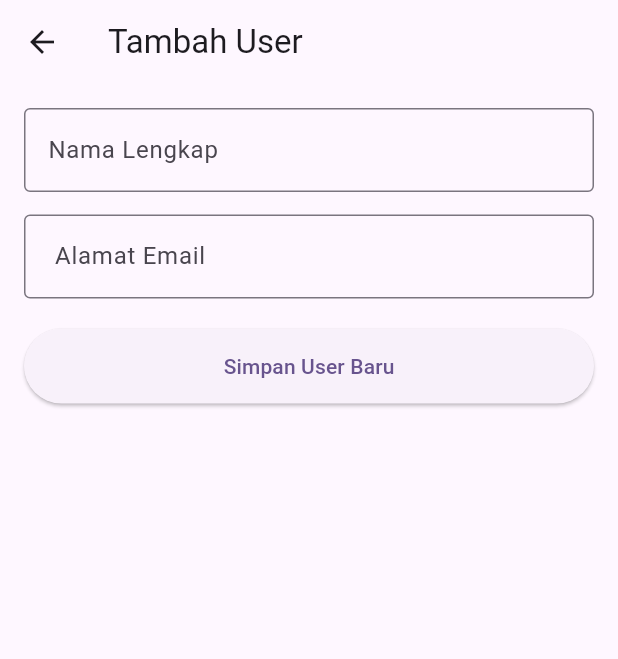
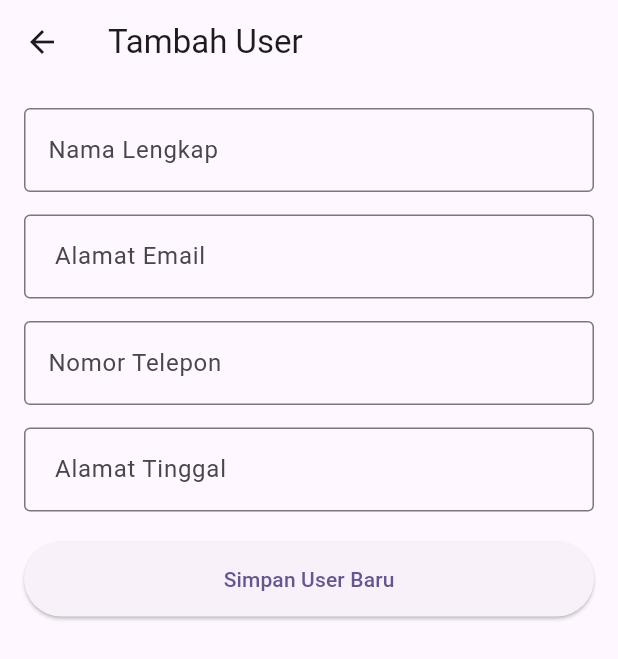
Before and after one commit to thekill022/Sqlite_0174, a Flutter app: the UserFormPage screen opened directly, on a phone screen of 412 x 824 dp. Shown: the top 659 px of the screen. Run offline on Flutter 3.47's test engine with Material 3 defaults, Android fonts, the phone set to English and light mode, and no system bars; our stand-ins replace flutter_bloc, sqflite; accounts and stored records are empty.

Commit message:
menambahkan field dan juga send data alamat dan nomor telepon

```diff
--- a/lib/pages/user_form.dart
+++ b/lib/pages/user_form.dart
@@ -16,6 +16,8 @@ class UserFormPage extends StatefulWidget {
 class _UserFormPageState extends State<UserFormPage> {
   final _nameController = TextEditingController();
   final _emailController = TextEditingController();
+  final _teleponController = TextEditingController();
+  final _alamatController = TextEditingController();
 
   @override
   void initState() {
@@ -23,6 +25,8 @@ class _UserFormPageState extends State<UserFormPage> {
     if (widget.user != null) {
       _nameController.text = widget.user!.name;
       _emailController.text = widget.user!.email;
+      _teleponController.text = widget.user!.email;
+      _alamatController.text = widget.user!.email;
     }
   }
 
@@ -51,6 +55,22 @@ class _UserFormPageState extends State<UserFormPage> {
                 border: OutlineInputBorder(),
               ),
             ),
+            SizedBox(height: 15),
+            TextField(
+              controller: _teleponController,
+              decoration: InputDecoration(
+                labelText: "Nomor Telepon",
+                border: OutlineInputBorder(),
+              ),
+            ),
+            SizedBox(height: 15),
+            TextField(
+              controller: _alamatController,
+              decoration: InputDecoration(
+                labelText: " Alamat Tinggal",
+                border: OutlineInputBorder(),
+              ),
+            ),
             SizedBox(height: 20),
 
             SizedBox(
@@ -65,6 +85,8 @@ class _UserFormPageState extends State<UserFormPage> {
                             : DateTime.now().microsecondsSinceEpoch.toString(),
                     name: _nameController.text,
                     email: _emailController.text,
+                    NoTelepon: _teleponController.text,
+                    alamat: _alamatController.text
                   );
 
                   if (isEdit) {
```
